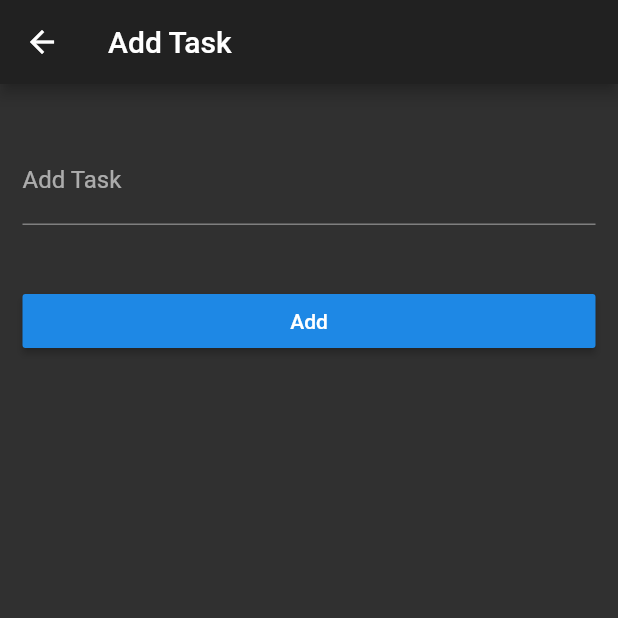
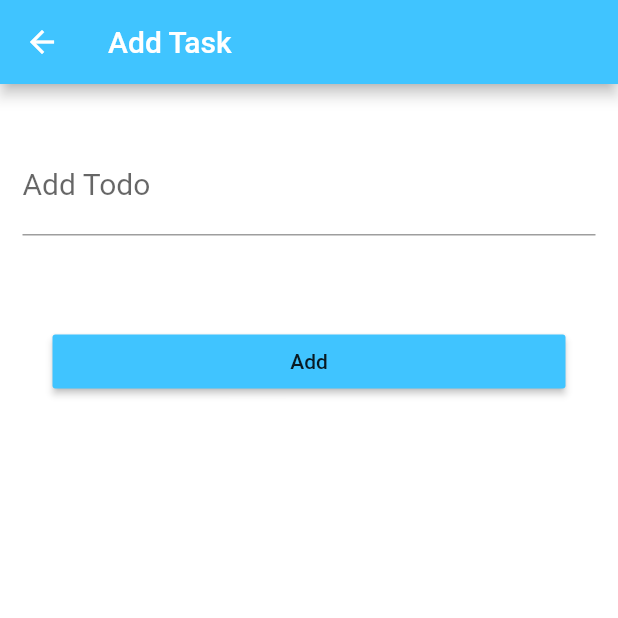
Before and after one commit to thuylinhptit/AppToDoFlutter, a Flutter app: the screen it shows after launch, after a tap on the "add" icon, on a phone screen of 412 x 824 dp, the top half of it. Run offline on Flutter 3.47's test engine with Material 2 defaults, Android fonts, the phone set to English and light mode, and no system bars; our stand-ins replace flutter_slidable, hive, shared_preferences; missing offline and left inert: random_color; accounts and stored records are empty.

Commit message:
commit 4

```diff
--- a/lib/Task.dart
+++ b/lib/Task.dart
@@ -1,11 +1,36 @@
 import 'package:flutter/cupertino.dart';
+import 'package:hive/hive.dart';
+import 'package:uuid/uuid.dart';
 
-class Task{
+import 'dart:convert';
+
+List<Task> taskFromJson(String str) => List<Task>.from(json.decode(str).map((x) => Task.fromJson(x)));
+
+String taskToJson(List<Task> data) => json.encode(List<dynamic>.from(data.map((x) => x.toJson())));
+
+
+class Task  {
+  int id;
   String title;
   bool isdone;
-  Task({@required this.title, this.isdone = false });
+  Task({@required this.title, this.isdone = false}) ;
+
+  factory Task.fromJson(Map<dynamic, dynamic> json) => Task(
+    title: json["title"],
+    isdone: json["isdone"] == '1',
+  );
+
+  Map<String, dynamic> toJson() => {
+    "title": title,
+    "isdone": isdone ? '1' : '0',
+  };
+
   void toggleCompleted() {
     isdone = !isdone;
   }
 
+  void setId( int id ){
+    id = this.id;
+  }
+
 }
--- a/lib/Todo_Tasks.dart
+++ b/lib/Todo_Tasks.dart
@@ -1,23 +1,50 @@
 import 'dart:collection';
 import 'package:apptodo_flutter/Task.dart';
+import 'package:apptodo_flutter/database.dart';
 import 'package:apptodo_flutter/home_screen.dart';
 import 'package:flutter/cupertino.dart';
+import 'package:shared_preferences/shared_preferences.dart';
 
 enum TodoStatus {
   allTasks,
   incompleteTasks,
   completedtask, fullDelete
 }
+
 class TodoTasks extends ChangeNotifier {
   final List <Task> _tasks = [];
+  final List <Task> _history = [];
   TodoStatus status = TodoStatus.allTasks;
+ // SharedPreferences prefs;
 
+//  TodoTasks() {
+//     SharedPreferences.getInstance().then((value) {
+//      prefs = value;
+//      String json =  prefs.getString("history");
+//      if(json != null) {
+//        _history.addAll(taskFromJson(json));
+//        _tasks.addAll(taskFromJson(json));
+//        notifyListeners();
+//      }
+//    });
+//  }
+
+
+  TodoTasks() {
+    var db = DatabaseHelper();
+    db.queryAll().then((value) {
+      _tasks.addAll(value);
+      notifyListeners();
+    });
+
+  }
 
   UnmodifiableListView <Task> get tasks => UnmodifiableListView(
       status == TodoStatus.allTasks ? _tasks :
       status == TodoStatus.completedtask ? _tasks.where((element) => element.isdone)
       : _tasks.where((element) => !element.isdone)
   );
+
   int countComplete(){
     int count = 0;
     for( int i = 0 ; i< _tasks.length ; i++ ){
@@ -30,22 +57,30 @@ class TodoTasks extends ChangeNotifier {
 
   int countIncomplete(){
     return _tasks.length - countComplete();
-
   }
 
   void addTask( Task task ){
     _tasks.add(task);
+    _history.add(task);
+ //   prefs.setString("history",taskToJson(_tasks));
+   // prefs.setString("history",taskToJson(_history));
     notifyListeners();
   }
 
   void editTask( int index , Task task ){
    _tasks[index] = task;
+   _history[index] = task;
+  // prefs.setString("history",taskToJson(_tasks));
+ //  prefs.setString("history",taskToJson(_history));
    notifyListeners();
   }
 
   void toggleTodo(Task task) {
     final taskIndex = _tasks.indexOf(task);
     _tasks[taskIndex].toggleCompleted();
+    _history[taskIndex].toggleCompleted();
+  //  prefs.setString("history",taskToJson(_tasks));
+  //  prefs.setString("history",taskToJson(_history));
     notifyListeners();
   }
 
@@ -60,12 +95,16 @@ class TodoTasks extends ChangeNotifier {
   void fullDone ( ){
     for( int i=0; i<_tasks.length ; i++ ){
       _tasks[i].isdone = true;
+      _history[i].isdone = true;
     }
+   // prefs.setString("history",taskToJson(_tasks));
+   // prefs.setString("history",taskToJson(_history));
     notifyListeners();
   }
 
-  void fullDelete ( ){
+  void fullDelete (){
     _tasks.clear();
+  //  prefs.clear();
     notifyListeners();
   }
 
@@ -74,7 +113,6 @@ class TodoTasks extends ChangeNotifier {
     if( clickAll.index == 1 ) {
       if( task.isdone == false ){
         task.isdone = true;
-
       }
       status = TodoStatus.allTasks;
     }
@@ -88,8 +126,12 @@ class TodoTasks extends ChangeNotifier {
   }
 
   void Delete( int index ){
+   // prefs.setString("history",taskToJson(_tasks));
     _tasks.removeAt(index);
     notifyListeners();
   }
 
+
+
+
 }
--- a/lib/add_task.dart
+++ b/lib/add_task.dart
@@ -1,4 +1,5 @@
 import 'package:apptodo_flutter/Todo_Tasks.dart';
+import 'package:apptodo_flutter/database.dart';
 import 'package:flutter/cupertino.dart';
 import 'package:flutter/material.dart';
 import 'package:provider/provider.dart';
@@ -12,10 +13,11 @@ class AddTask extends StatefulWidget{
   AddTask({ this.task, this.index});
   @override
   _AddTask createState() => _AddTask();
-
 }
 
-class _AddTask extends State<AddTask>{
+final dbHelper = DatabaseHelper();
+
+class _AddTask extends State<AddTask> {
   final taskTextController = TextEditingController();
   bool statusDone = false;
 
@@ -35,9 +37,12 @@ class _AddTask extends State<AddTask>{
 
   @override
   Widget build(BuildContext context) {
+
     return Scaffold(
+      backgroundColor: Colors.white,
       appBar: AppBar(
         title: Text('Add Task'),
+        backgroundColor: Colors.lightBlueAccent,
       ),
       body: ListView(
         children: <Widget>[
@@ -51,13 +56,19 @@ class _AddTask extends State<AddTask>{
                     padding: const EdgeInsets.fromLTRB(0, 20, 0, 40),
                     child: TextField(
                       controller: taskTextController,
+                      style: TextStyle(color: Colors.black, fontSize: 20),
                       decoration: InputDecoration(
-                        labelText: 'Add Task'
-                      ),),
+                        labelText: 'Add Todo'
+                      ),
+                    )
                   ),
-                  RaisedButton(
-                    child: Text('Add'),
-                    onPressed: onSubmit,
+                  Padding(
+                    padding: const EdgeInsets.all(20.0),
+                    child: RaisedButton(
+                      color: Colors.lightBlueAccent,
+                      child: Text('Add'),
+                      onPressed: onSubmit,
+                    ),
                   ),
                 ],
               ),
@@ -75,7 +86,8 @@ class _AddTask extends State<AddTask>{
 
     // Edit
     if( widget.task != null && widget.index != null ){
-      todoTaskProvider.editTask(widget.index, Task(title: taskTextController.text, isdone: widget.task.isdone ));
+      todoTaskProvider.editTask(widget.index, Task(title: taskTextController.text,
+          isdone: widget.task.isdone));
       Navigator.pop(context);
       return;
     }
@@ -85,9 +97,11 @@ class _AddTask extends State<AddTask>{
         title: tasktext, isdone : isdone,
       );
       todoTaskProvider.addTask(todo);
+       DatabaseHelper().insertTask(todo);
       Navigator.pop(context);
       print('Done Add');
     }
   }
 
+
 }
--- a/lib/bottomnavgation.dart
+++ b/lib/bottomnavgation.dart
@@ -2,7 +2,6 @@ import 'package:apptodo_flutter/Todo_Tasks.dart';
 import 'package:flutter/cupertino.dart';
 import 'package:flutter/material.dart';
 import 'package:provider/provider.dart';
-
 import 'home_screen.dart';
 
 class BottomNavigation extends StatefulWidget{
@@ -13,6 +12,7 @@ class BottomNavigation extends StatefulWidget{
 }
 
 class _BottomNavigaton extends State<BottomNavigation>{
+
   var _selectedIndex = 0;
    List<Widget> _widgetOptions = <Widget>[
     Center(
@@ -21,7 +21,10 @@ class _BottomNavigaton extends State<BottomNavigation>{
     Center(
       child: Scaffold(
         appBar: AppBar(
-          title: Text('Stats', style: TextStyle(fontSize: 25),),
+          centerTitle: true,
+          title: Text('Stats', style: TextStyle(fontSize: 25),
+          ),
+          backgroundColor: Colors.lightBlueAccent,
         ),
         body: Center(
           child: Consumer<TodoTasks>(
@@ -30,23 +33,33 @@ class _BottomNavigaton extends State<BottomNavigation>{
               mainAxisAlignment: MainAxisAlignment.center,
               children: [
                 Text(
-                  'Completed Tasks'
+                  'Completed Tasks', style: TextStyle( color: Colors.black, fontSize: 25),
+                ),
+                Padding(
+                  padding: const EdgeInsets.fromLTRB(0, 5, 0, 15),
+                  child: Text(
+                    '${model.countComplete()}', style: TextStyle( fontSize: 30, fontWeight: FontWeight.bold),
+                  ),
                 ),
                 Text(
-                  '${model.countComplete()}'
+                  'Incomplete Tasks',style: TextStyle( color: Colors.black, fontSize: 25),
                 ),
                 Text(
-                  'Incomplete Tasks'
-                ),
-                Text(
-                    '${model.countIncomplete()}'
+                    '${model.countIncomplete()}',style: TextStyle( fontSize: 30, fontWeight: FontWeight.bold),
                 )
               ],
             ),
           ),
         ),
+
       ),
-    )
+    ),
+     Center(
+//       child: Consumer<TodoTasks> (
+//
+//       ),
+
+     )
   ];
 
   @override
@@ -65,10 +78,14 @@ class _BottomNavigaton extends State<BottomNavigation>{
                 icon: Icon(Icons.arrow_back),
                 title: Text('Stats', style: TextStyle(fontSize: 20, fontWeight: FontWeight.bold, color: Colors.white),)
             ),
+            BottomNavigationBarItem(
+              icon: Icon(Icons.redo),
+              title: Text('History', style: TextStyle( fontSize: 20, fontWeight: FontWeight.bold, color: Colors.white),)
+            )
           ],
           currentIndex: _selectedIndex,
-          selectedItemColor: Colors.green,
-          backgroundColor: Colors.black87,
+          selectedItemColor: Colors.white,
+          backgroundColor: Colors.lightBlueAccent,
           onTap: _onTapItem,
         ),
     );
--- a/lib/home_screen.dart
+++ b/lib/home_screen.dart
@@ -4,7 +4,9 @@ import 'package:apptodo_flutter/add_task.dart';
 import 'package:apptodo_flutter/list_task.dart';
 import 'package:flutter/cupertino.dart';
 import 'package:flutter/material.dart';
+import 'package:hive/hive.dart';
 import 'package:provider/provider.dart';
+import 'package:random_color/random_color.dart';
 
 
 class HomeScreen extends StatefulWidget{
@@ -14,16 +16,14 @@ class HomeScreen extends StatefulWidget{
 }
 class _HomeScreen extends State<HomeScreen> {
 
-
   @override
   Widget build(BuildContext context) {
-    return  MaterialApp(
-        debugShowCheckedModeBanner: false,
-        home: Scaffold(
-          backgroundColor: Colors.black26,
+    return  Stack(
+          children: [
+            Scaffold(
               appBar: AppBar(
                 title: Text('App To Do', style: TextStyle(fontSize: 25, fontWeight: FontWeight.w600 , color: Colors.white),),
-            backgroundColor: Colors.black54,
+                backgroundColor: Colors.lightBlueAccent,
                 actions: <Widget> [
                   Consumer<TodoTasks>(
                     builder: (context, model, _) {
@@ -76,13 +76,14 @@ class _HomeScreen extends State<HomeScreen> {
                 padding: const EdgeInsets.fromLTRB(0, 0, 10, 20),
                 child: FloatingActionButton(
                   child: Icon(Icons.add),
-              backgroundColor: Colors.green,
+                  backgroundColor: Colors.lightBlueAccent,
                   onPressed: (){
                     Navigator.push(context, MaterialPageRoute( builder: (context) => AddTask()) );
                   },
                 ),
               ),
             ),
+          ],
         );
   }
 
--- a/lib/main.dart
+++ b/lib/main.dart
@@ -1,8 +1,17 @@
+import 'dart:io';
+
 import 'package:flutter/material.dart';
+import 'package:hive/hive.dart';
+import 'package:path_provider/path_provider.dart';
 import 'package:provider/provider.dart';
 import 'Todo_Tasks.dart';
 import 'bottomnavgation.dart';
-void main() {
+import 'package:shared_preferences/shared_preferences.dart';
+
+
+void main() async{
+
+
   runApp(
       ChangeNotifierProvider<TodoTasks>(
         create: (context)  {
@@ -10,7 +19,6 @@ void main() {
       },
         child: MaterialApp(
         debugShowCheckedModeBanner: false,
-        theme: ThemeData.dark(),
         home: BottomNavigation(),
       ),
     )
```
Also changed, not shown: lib/item_task.dart (+45 -3 lines), pubspec.yaml (+11 -2 lines), pubspec.lock. Lines whose indentation alone changed are shown as unchanged.
